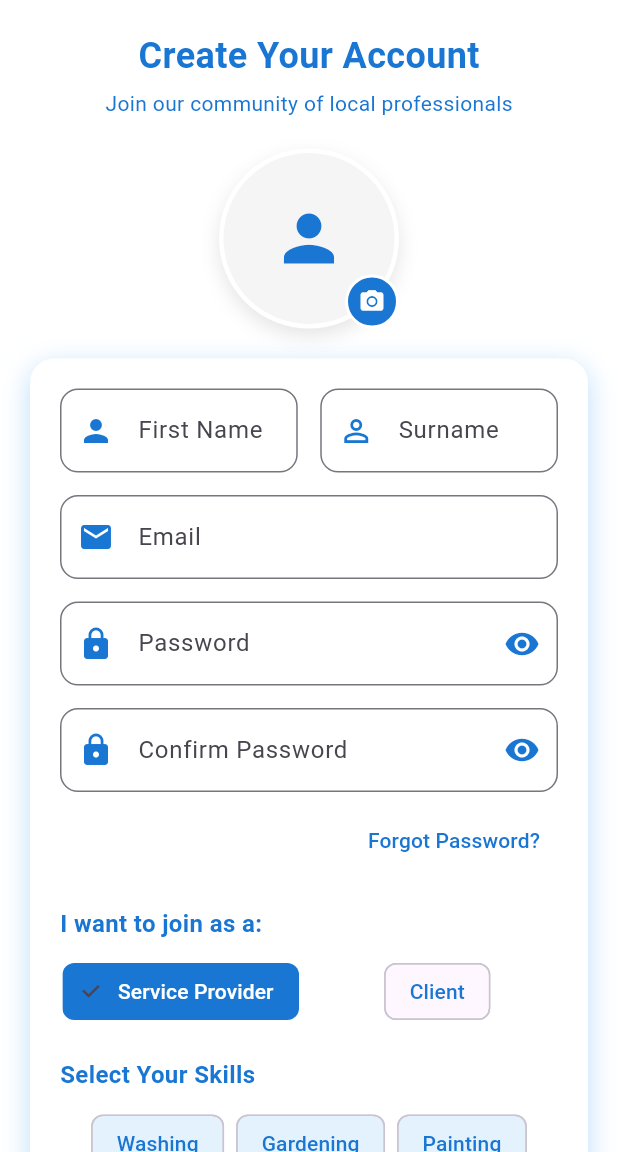
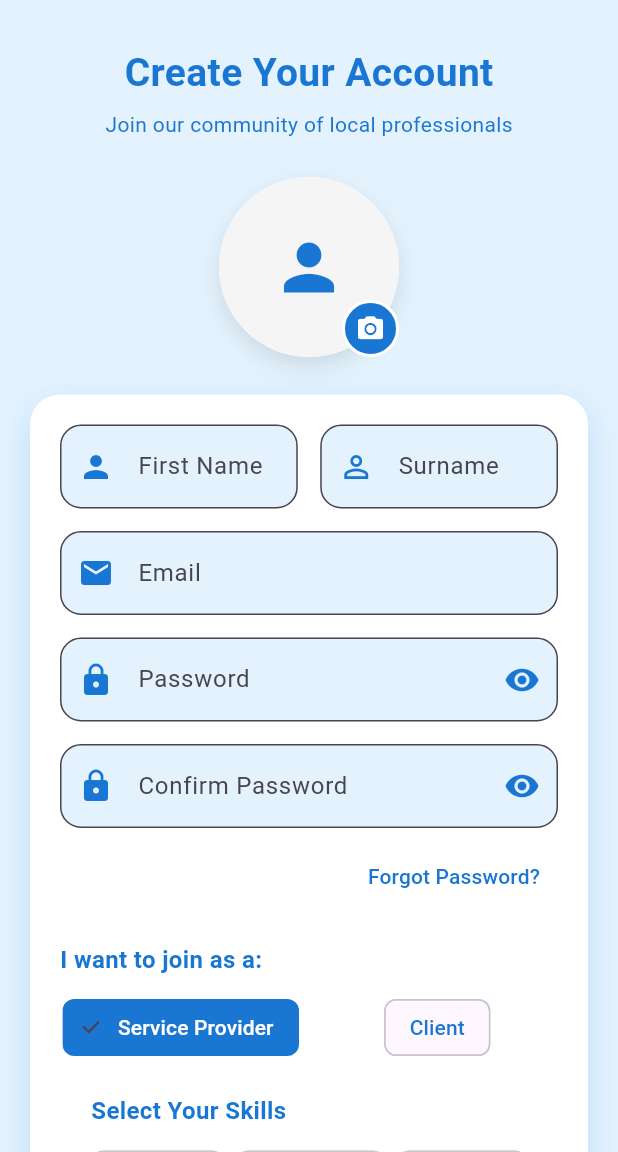
Before and after one commit to Adapt-IT-hackathon/Adapt_It-HustleHub, a Flutter app: the SignUpPage screen opened directly, on a phone screen of 412 x 824 dp, the part 84-1236 px from its top. Run offline on Flutter 3.47's test engine with Material 3 defaults, Android fonts, the phone set to English and light mode, and no system bars; our stand-ins replace image_picker.

Commit message:
login ui

```diff
--- a/lib/main.dart
+++ b/lib/main.dart
@@ -265,13 +265,12 @@ class _SignUpPageState extends State<SignUpPage> {
   final TextEditingController _emailController = TextEditingController();
   final TextEditingController _passwordController = TextEditingController();
   final TextEditingController _confirmPasswordController = TextEditingController();
+  final TextEditingController _otherSkillController = TextEditingController();
 
   File? _profileImage;
   final picker = ImagePicker();
 
   String _selectedRole = "Service Provider"; // default
-  final RangeValues _priceRange = const RangeValues(200, 1500);
-
   bool _obscurePassword = true;
   bool _obscureConfirm = true;
 
@@ -285,17 +284,15 @@ class _SignUpPageState extends State<SignUpPage> {
     "Tutoring",
     "Cleaning",
     "Carpentry",
-    "Delivery"
+    "Delivery",
+    "Other"
   ];
 
   final Set<String> _selectedSkills = {};
+  bool _showOtherSkillField = false;
 
   Future<void> _pickImage() async {
-    final pickedFile = await picker.pickImage(
-      source: ImageSource.gallery,
-      imageQuality: 70,
-    );
-
+    final pickedFile = await picker.pickImage(source: ImageSource.gallery, imageQuality: 70);
     if (pickedFile != null) {
       setState(() {
         _profileImage = File(pickedFile.path);
@@ -304,6 +301,16 @@ class _SignUpPageState extends State<SignUpPage> {
   }
 
   void _toggleSkill(String skill) {
+    if (skill == "Other") {
+      setState(() {
+        _showOtherSkillField = !_showOtherSkillField;
+        if (!_showOtherSkillField) {
+          _otherSkillController.clear();
+        }
+      });
+      return;
+    }
+
     setState(() {
       if (_selectedSkills.contains(skill)) {
         _selectedSkills.remove(skill);
@@ -316,71 +323,59 @@ class _SignUpPageState extends State<SignUpPage> {
   void _submit() {
     if (_passwordController.text != _confirmPasswordController.text) {
       ScaffoldMessenger.of(context).showSnackBar(
-        const SnackBar(
-          content: Text("❌ Passwords do not match"),
-          backgroundColor: Colors.redAccent,
-        ),
+        const SnackBar(content: Text("❌ Passwords do not match"), backgroundColor: Colors.redAccent),
       );
       return;
     }
 
+    // If user added a custom skill, include it
+    if (_showOtherSkillField && _otherSkillController.text.isNotEmpty) {
+      _selectedSkills.add(_otherSkillController.text.trim());
+    }
+
     ScaffoldMessenger.of(context).showSnackBar(
-      SnackBar(
-        content: const Text("✅ Sign Up Successful!"),
-        backgroundColor: Colors.green.shade700,
-      ),
+      SnackBar(content: const Text("✅ Sign Up Successful!"), backgroundColor: Colors.green.shade700),
     );
   }
 
   void _forgotPassword() {
     ScaffoldMessenger.of(context).showSnackBar(
-      const SnackBar(
-        content: Text("📧 Password reset link sent to your email"),
-        backgroundColor: Color(0xFF1976D2),
-      ),
+      const SnackBar(content: Text("📧 Password reset link sent to your email"), backgroundColor: Color(0xFF1976D2)),
     );
   }
 
   @override
   Widget build(BuildContext context) {
     return Scaffold(
+      backgroundColor: Colors.blue.shade50,
       appBar: AppBar(
-        title: const Text(
-          "Join HustleHub",
-          style: TextStyle(
-            fontWeight: FontWeight.w600,
-            color: Colors.white,
-          ),
-        ),
+        title: const Text("Join HustleHub", style: TextStyle(fontWeight: FontWeight.w600, color: Colors.white)),
         backgroundColor: const Color(0xFF1976D2),
         elevation: 0,
         iconTheme: const IconThemeData(color: Colors.white),
       ),
       body: SingleChildScrollView(
-        padding: const EdgeInsets.all(20),
+        padding: const EdgeInsets.symmetric(horizontal: 20, vertical: 30),
         child: Column(
           crossAxisAlignment: CrossAxisAlignment.center,
           children: [
-            const Text(
-              "Create Your Account",
-              style: TextStyle(
-                fontSize: 24,
-                fontWeight: FontWeight.bold,
-                color: Color(0xFF1976D2),
-              ),
-            ),
-            const SizedBox(height: 5),
-            const Text(
-              "Join our community of local professionals",
-              style: TextStyle(
-                fontSize: 14,
-                color: Color(0xFF1976D2),
-              ),
-            ),
-            const SizedBox(height: 20),
-
-            // Profile Picture Upload
-            Stack(
+            const Text("Create Your Account", style: TextStyle(fontSize: 26, fontWeight: FontWeight.bold, color: Color(0xFF1976D2))),
+            const SizedBox(height: 6),
+            const Text("Join our community of local professionals", style: TextStyle(fontSize: 14, color: Color(0xFF1976D2))),
+            const SizedBox(height: 25),
+
+            _buildProfilePicture(),
+            const SizedBox(height: 25),
+
+            _buildFormCard(),
+            const SizedBox(height: 30),
+          ],
+        ),
+      ),
+    );
+  }
+
+  Widget _buildProfilePicture() => Stack(
         children: [
           Container(
             width: 120,
@@ -388,24 +383,13 @@ class _SignUpPageState extends State<SignUpPage> {
             decoration: BoxDecoration(
               color: Colors.white,
               shape: BoxShape.circle,
-                    border: Border.all(color: Colors.white, width: 3),
-                    boxShadow: [
-                      BoxShadow(
-                        color: Colors.black.withOpacity(0.1),
-                        blurRadius: 10,
-                        offset: const Offset(0, 5),
-                      ),
-                    ],
+              boxShadow: [BoxShadow(color: Colors.black.withOpacity(0.1), blurRadius: 12, offset: const Offset(0, 6))],
             ),
             child: CircleAvatar(
               radius: 55,
               backgroundColor: Colors.grey.shade100,
-                    backgroundImage:
-                        _profileImage != null ? FileImage(_profileImage!) : null,
-                    child: _profileImage == null
-                        ? const Icon(Icons.person,
-                            size: 50, color: Color(0xFF1976D2))
-                        : null,
+              backgroundImage: _profileImage != null ? FileImage(_profileImage!) : null,
+              child: _profileImage == null ? const Icon(Icons.person, size: 50, color: Color(0xFF1976D2)) : null,
             ),
           ),
           Positioned(
@@ -414,109 +398,81 @@ class _SignUpPageState extends State<SignUpPage> {
             child: GestureDetector(
               onTap: _pickImage,
               child: Container(
-                      width: 36,
-                      height: 36,
+                width: 38,
+                height: 38,
                 decoration: BoxDecoration(
                   color: const Color(0xFF1976D2),
                   shape: BoxShape.circle,
                   border: Border.all(color: Colors.white, width: 2),
                 ),
-                      child: const Icon(
-                        Icons.camera_alt,
-                        size: 18,
-                        color: Colors.white,
-                      ),
-                    ),
-                  ),
-                ),
-              ],
-            ),
-            const SizedBox(height: 20),
-
-            // Form Container
-            Container(
+                child: const Icon(Icons.camera_alt, size: 20, color: Colors.white),
+              ),
+            ),
+          ),
+        ],
+      );
+
+  Widget _buildFormCard() => Container(
         padding: const EdgeInsets.all(20),
         decoration: BoxDecoration(
           color: Colors.white,
-                borderRadius: BorderRadius.circular(16),
-                boxShadow: [
-                  BoxShadow(
-                    color: Colors.blue.shade100,
-                    blurRadius: 15,
-                    offset: const Offset(0, 5),
-                  ),
-                ],
+          borderRadius: BorderRadius.circular(20),
+          boxShadow: [BoxShadow(color: Colors.blue.shade100, blurRadius: 18, offset: const Offset(0, 8))],
         ),
         child: Column(
           children: [
-                  // Name and Surname Row
-                  Row(
-                    children: [
-                      Expanded(
-                        child: _buildTextField(_nameController, "First Name", Icons.person),
-                      ),
-                      const SizedBox(width: 15),
-                      Expanded(
-                        child: _buildTextField(_surnameController, "Surname", Icons.person_outline),
-                      ),
-                    ],
-                  ),
+            _buildNameFields(),
             const SizedBox(height: 15),
             _buildTextField(_emailController, "Email", Icons.email, TextInputType.emailAddress),
             const SizedBox(height: 15),
-                  _buildPasswordField(_passwordController, "Password", _obscurePassword, () {
-                    setState(() {
-                      _obscurePassword = !_obscurePassword;
-                    });
-                  }),
+            _buildPasswordField(_passwordController, "Password", _obscurePassword, () => setState(() => _obscurePassword = !_obscurePassword)),
             const SizedBox(height: 15),
-                  _buildPasswordField(_confirmPasswordController, "Confirm Password", _obscureConfirm, () {
-                    setState(() {
-                      _obscureConfirm = !_obscureConfirm;
-                    });
-                  }),
+            _buildPasswordField(_confirmPasswordController, "Confirm Password", _obscureConfirm, () => setState(() => _obscureConfirm = !_obscureConfirm)),
             const SizedBox(height: 8),
             Align(
               alignment: Alignment.centerRight,
               child: TextButton(
                 onPressed: _forgotPassword,
-                      child: const Text(
-                        "Forgot Password?",
-                        style: TextStyle(color: Color(0xFF1976D2)),
-                      ),
+                child: const Text("Forgot Password?", style: TextStyle(color: Color(0xFF1976D2))),
               ),
             ),
             const SizedBox(height: 20),
 
-                  // Role selection
-                  const Align(
-                    alignment: Alignment.centerLeft,
-                    child: Text(
-                      "I want to join as a:",
-                      style: TextStyle(
-                        fontSize: 16,
-                        fontWeight: FontWeight.w600,
-                        color: Color(0xFF1976D2),
-                      ),
-                    ),
-                  ),
+            _buildRoleSelection(),
+            const SizedBox(height: 20),
+
+            _buildSkillsSelection(),
+
+            const SizedBox(height: 20),
+            _buildSignUpButton(),
+            const SizedBox(height: 12),
+            _buildLoginLink(),
+          ],
+        ),
+      );
+
+  Widget _buildNameFields() => Row(
+        children: [
+          Expanded(child: _buildTextField(_nameController, "First Name", Icons.person)),
+          const SizedBox(width: 15),
+          Expanded(child: _buildTextField(_surnameController, "Surname", Icons.person_outline)),
+        ],
+      );
+
+  Widget _buildRoleSelection() => Column(
+        crossAxisAlignment: CrossAxisAlignment.start,
+        children: [
+          const Text("I want to join as a:", style: TextStyle(fontSize: 16, fontWeight: FontWeight.w600, color: Color(0xFF1976D2))),
           const SizedBox(height: 10),
           Row(
-                    mainAxisAlignment: MainAxisAlignment.center,
             children: [
               Expanded(
                 child: ChoiceChip(
                   label: const Text("Service Provider"),
                   selected: _selectedRole == "Service Provider",
                   selectedColor: const Color(0xFF1976D2),
-                          labelStyle: TextStyle(
-                            color: _selectedRole == "Service Provider"
-                                ? Colors.white
-                                : const Color(0xFF1976D2),
-                          ),
-                          onSelected: (_) {
-                            setState(() => _selectedRole = "Service Provider");
-                          },
+                  labelStyle: TextStyle(color: _selectedRole == "Service Provider" ? Colors.white : const Color(0xFF1976D2)),
+                  onSelected: (_) => setState(() => _selectedRole = "Service Provider"),
                 ),
               ),
               const SizedBox(width: 10),
@@ -525,38 +481,27 @@ class _SignUpPageState extends State<SignUpPage> {
                   label: const Text("Client"),
                   selected: _selectedRole == "Client",
                   selectedColor: const Color(0xFF1976D2),
-                          labelStyle: TextStyle(
-                            color: _selectedRole == "Client"
-                                ? Colors.white
-                                : const Color(0xFF1976D2),
-                          ),
-                          onSelected: (_) {
-                            setState(() => _selectedRole = "Client");
-                          },
-                        ),
-                      ),
-                    ],
-                  ),
-                  const SizedBox(height: 20),
-
-                  // Skills
-                  const Align(
-                    alignment: Alignment.centerLeft,
-                    child: Text(
-                      "Select Your Skills",
-                      style: TextStyle(
-                        fontSize: 16,
-                        fontWeight: FontWeight.w600,
-                        color: Color(0xFF1976D2),
-                      ),
-                    ),
-                  ),
+                  labelStyle: TextStyle(color: _selectedRole == "Client" ? Colors.white : const Color(0xFF1976D2)),
+                  onSelected: (_) => setState(() => _selectedRole = "Client"),
+                ),
+              ),
+            ],
+          ),
+        ],
+      );
+
+  Widget _buildSkillsSelection() => Column(
+        crossAxisAlignment: CrossAxisAlignment.start,
+        children: [
+          const Text("Select Your Skills", style: TextStyle(fontSize: 16, fontWeight: FontWeight.w600, color: Color(0xFF1976D2))),
           const SizedBox(height: 10),
           IgnorePointer(
             ignoring: _selectedRole == "Client",
             child: Opacity(
               opacity: _selectedRole == "Client" ? 0.4 : 1,
-                      child: Wrap(
+              child: Column(
+                children: [
+                  Wrap(
                     spacing: 8,
                     runSpacing: 8,
                     children: _skills.map((skill) {
@@ -566,120 +511,89 @@ class _SignUpPageState extends State<SignUpPage> {
                         selected: isSelected,
                         selectedColor: const Color(0xFF1976D2),
                         checkmarkColor: Colors.white,
-                            labelStyle: TextStyle(
-                              color: isSelected ? Colors.white : const Color(0xFF1976D2),
-                            ),
+                        labelStyle: TextStyle(color: isSelected ? Colors.white : const Color(0xFF1976D2)),
                         onSelected: (_) => _toggleSkill(skill),
                         backgroundColor: Colors.blue.shade50,
                       );
                     }).toList(),
                   ),
-                    ),
-                  ),
-                  const SizedBox(height: 20),
-
-                  // Submit button
-                  SizedBox(
+                  if (_showOtherSkillField)
+                    Padding(
+                      padding: const EdgeInsets.only(top: 10),
+                      child: _buildTextField(_otherSkillController, "Enter your skill", Icons.star),
+                    ),
+                ],
+              ),
+            ),
+          ),
+        ],
+      );
+
+  Widget _buildSignUpButton() => SizedBox(
         width: double.infinity,
         child: ElevatedButton(
           onPressed: _submit,
           style: ElevatedButton.styleFrom(
             backgroundColor: const Color(0xFF1976D2),
             padding: const EdgeInsets.symmetric(vertical: 16),
-                        shape: RoundedRectangleBorder(
-                          borderRadius: BorderRadius.circular(12),
-                        ),
+            shape: RoundedRectangleBorder(borderRadius: BorderRadius.circular(14)),
             elevation: 5,
             shadowColor: Colors.blue.shade200,
           ),
-                      child: const Text(
-                        "Sign Up",
-                        style: TextStyle(
-                          fontSize: 18,
-                          fontWeight: FontWeight.w600,
-                          color: Colors.white,
-                        ),
-                      ),
-                    ),
-                  ),
-                  const SizedBox(height: 10),
-
-                  // Login link
-                  Row(
+          child: const Text("Sign Up", style: TextStyle(fontSize: 18, fontWeight: FontWeight.w600, color: Colors.white)),
+        ),
+      );
+
+  Widget _buildLoginLink() => Row(
         mainAxisAlignment: MainAxisAlignment.center,
         children: [
           const Text("Already have an account?"),
           TextButton(
             onPressed: () {
-    // Navigate to your existing LoginPage
-    Navigator.push(
-      context,
-      MaterialPageRoute(builder: (_) => const LoginPage()),
-    );
-  },
-  child: const Text(
-    "Log In",
-    style: TextStyle(
-      color: Color(0xFF1976D2),
-      fontWeight: FontWeight.w600,
-    ),
-  ),
-),
-                    ],
-                  ),
-                ],
-              ),
-            ),
-            const SizedBox(height: 20),
-          ],
-        ),
-      ),
-    );
-  }
-
-  // Helpers
-  Widget _buildTextField(TextEditingController controller, String label, IconData icon,
-      [TextInputType inputType = TextInputType.text]) {
+              Navigator.push(context, MaterialPageRoute(builder: (_) => const LoginPage()));
+            },
+            child: const Text("Log In", style: TextStyle(color: Color(0xFF1976D2), fontWeight: FontWeight.w600)),
+          ),
+        ],
+      );
+
+  Widget _buildTextField(TextEditingController controller, String label, IconData icon, [TextInputType inputType = TextInputType.text]) {
     return TextField(
       controller: controller,
       keyboardType: inputType,
       decoration: InputDecoration(
         labelText: label,
         prefixIcon: Icon(icon, color: const Color(0xFF1976D2)),
-        border: OutlineInputBorder(borderRadius: BorderRadius.circular(12)),
+        filled: true,
+        fillColor: Colors.blue.shade50,
+        border: OutlineInputBorder(borderRadius: BorderRadius.circular(14)),
         focusedBorder: OutlineInputBorder(
-          borderRadius: BorderRadius.circular(12),
+          borderRadius: BorderRadius.circular(14),
           borderSide: const BorderSide(color: Color(0xFF1976D2), width: 2),
         ),
       ),
     );
   }
 
-  Widget _buildPasswordField(TextEditingController controller, String label,
-      bool obscureText, VoidCallback onToggle) {
+  Widget _buildPasswordField(TextEditingController controller, String label, bool obscureText, VoidCallback onToggle) {
     return TextField(
       controller: controller,
       obscureText: obscureText,
       decoration: InputDecoration(
         labelText: label,
         prefixIcon: const Icon(Icons.lock, color: Color(0xFF1976D2)),
-        suffixIcon: IconButton(
-          icon: Icon(
-            obscureText ? Icons.visibility : Icons.visibility_off,
-            color: const Color(0xFF1976D2),
-          ),
-          onPressed: onToggle,
-        ),
-        border: OutlineInputBorder(borderRadius: BorderRadius.circular(12)),
-        focusedBorder: OutlineInputBorder(
-          borderRadius: BorderRadius.circular(12),
-          borderSide: const BorderSide(color: Color(0xFF1976D2), width: 2),
-        ),
-      ),
-    );
-  }
-
-}
+        suffixIcon: IconButton(icon: Icon(obscureText ? Icons.visibility : Icons.visibility_off, color: const Color(0xFF1976D2)), onPressed: onToggle),
+        filled: true,
+        fillColor: Colors.blue.shade50,
+        border: OutlineInputBorder(borderRadius: BorderRadius.circular(14)),
+        focusedBorder: OutlineInputBorder(borderRadius: BorderRadius.circular(14), borderSide: const BorderSide(color: Color(0xFF1976D2), width: 2)),
+      ),
+    );
+  }
+}
+
+
+
 
 
 class LoginPage extends StatefulWidget {
```
Lines whose indentation alone changed are shown as unchanged.
